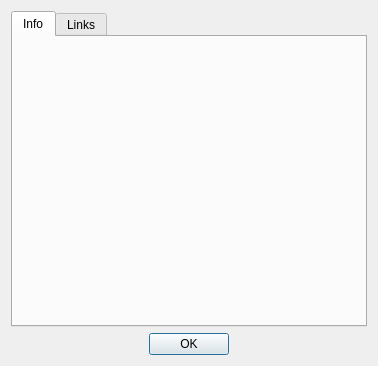
Qt form digital_clock/gui/about_dialog.ui (varp/digitalclock4) before a commit.
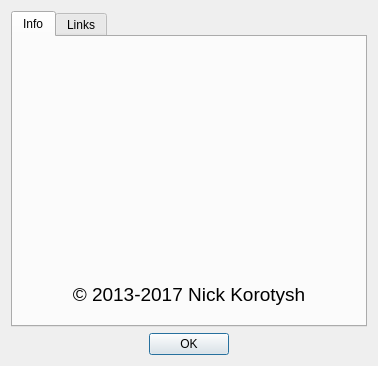
The same form after that commit.

What changed in the file:
```diff
--- a/digital_clock/gui/about_dialog.ui
+++ b/digital_clock/gui/about_dialog.ui
@@ -142,7 +142,7 @@
           </font>
          </property>
          <property name="text">
-          <string notr="true">&lt;copyright&gt;</string>
+          <string>© 2013-2017 Nick Korotysh</string>
          </property>
          <property name="alignment">
           <set>Qt::AlignCenter</set>
```
